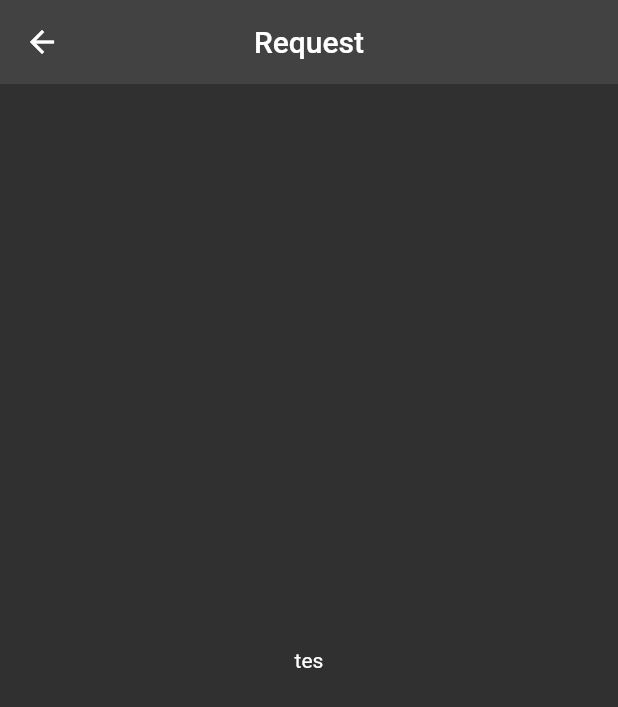
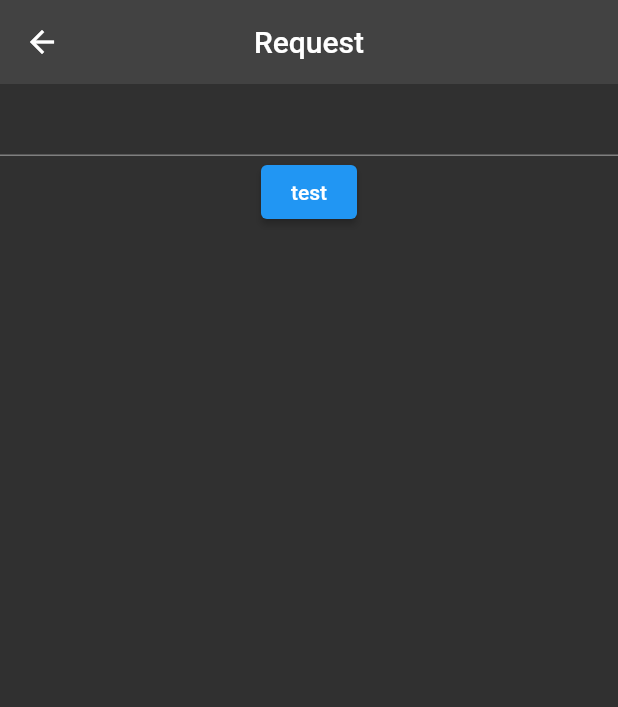
Before and after one commit to kolbe-ryo/income-life, a Flutter app: the RequestToAddStockPage screen opened directly, on a phone screen of 412 x 824 dp. Shown: the top 707 px of the screen. Run offline on Flutter 3.47's test engine with Material 2 defaults, Android fonts, the phone set to English and light mode, and no system bars; our stand-ins replace flutter_slidable, font_awesome_flutter, freezed_annotation, get_it, google_mobile_ads, pie_chart and 3 more; missing offline and left inert: flutter_state_notifier, gsheets, simple_logger; accounts and stored records are empty.

Commit message:
implement request

```diff
--- a/lib/data/interface/gsheets_interface.dart
+++ b/lib/data/interface/gsheets_interface.dart
@@ -8,9 +8,6 @@ abstract class GsheetsInterface {
   // fetch gsheets data of exchange rate
   Future<double> fetchExchangeRate();
 
-  // fetch gsheets data of request sheet
-  Future<int> fetchRequestRow();
-
   // write request stock to request sheet
-  Future<void> writeRequestStock();
+  Future<void> writeRequestStock(String ticker);
 }
--- /dev/null
+++ b/lib/ui/settings_page/setting_contents/request_to_add_stock/request_to_add_stick_page_view_model.dart
@@ -0,0 +1,14 @@
+// Package imports:
+import 'package:get_it/get_it.dart';
+import 'package:state_notifier/state_notifier.dart';
+
+// Project imports:
+import '../../../../data/interface/gsheets_interface.dart';
+
+class RequestToAddStockPageViewModel {
+  RequestToAddStockPageViewModel();
+
+  Future<void> request(String ticker) async {
+    // await GetIt.I<GsheetsInterface>().writeRequestStock(ticker);
+  }
+}
--- /dev/null
+++ b/lib/ui/settings_page/setting_contents/request_to_add_stock/request_to_add_stock_page.dart
@@ -0,0 +1,37 @@
+// Flutter imports:
+import 'package:flutter/material.dart';
+import 'package:income_life/ui/settings_page/setting_contents/request_to_add_stock/request_to_add_stick_page_view_model.dart';
+import 'package:provider/provider.dart';
+
+class RequestToAddStockPage extends StatelessWidget {
+  const RequestToAddStockPage({super.key});
+
+  static Route<RequestToAddStockPage> route() {
+    return MaterialPageRoute<RequestToAddStockPage>(
+      builder: (_) => Provider(
+        create: (_) => RequestToAddStockPageViewModel(),
+        child: const RequestToAddStockPage(),
+      ),
+    );
+  }
+
+  @override
+  Widget build(BuildContext context) {
+    return Scaffold(
+      appBar: AppBar(
+        title: Text('Request'),
+        centerTitle: true,
+        elevation: 0,
+      ),
+      body: Column(
+        children: [
+          TextField(),
+          ElevatedButton(
+            onPressed: () => context.read<RequestToAddStockPageViewModel>().request('test'),
+            child: Text('test'),
+          ),
+        ],
+      ),
+    );
+  }
+}
--- a/lib/ui/settings_page/setting_contents/request_to_add_stock_page.dart
+++ /dev/null
@@ -1,26 +0,0 @@
-// Flutter imports:
-import 'package:flutter/material.dart';
-
-class RequestToAddStockPage extends StatelessWidget {
-  const RequestToAddStockPage({super.key});
-
-  static Route<RequestToAddStockPage> route() {
-    return MaterialPageRoute<RequestToAddStockPage>(
-      builder: (_) => const RequestToAddStockPage(),
-    );
-  }
-
-  @override
-  Widget build(BuildContext context) {
-    return Scaffold(
-      appBar: AppBar(
-        title: Text('Request'),
-        centerTitle: true,
-        elevation: 0,
-      ),
-      body: Center(child: Text('tes')),
-    );
-  }
-}
-
-// TODO: Gsheets上で3シート目に追加していく。
--- a/lib/ui/settings_page/settings_page.dart
+++ b/lib/ui/settings_page/settings_page.dart
@@ -13,7 +13,7 @@ import '../global/stock_data_manager.dart';
 import '../top_page/top_page_view_model.dart';
 import 'setting_contents/base_web_view_page.dart';
 import 'setting_contents/chart_theme_setting_page/chart_theme_setting_page.dart';
-import 'setting_contents/request_to_add_stock_page.dart';
+import 'setting_contents/request_to_add_stock/request_to_add_stock_page.dart';
 
 class SettingsPage extends StatelessWidget {
   const SettingsPage({super.key});
```
Also changed, not shown: lib/data/dao/gsheets_dao.dart (+10 -9 lines).
